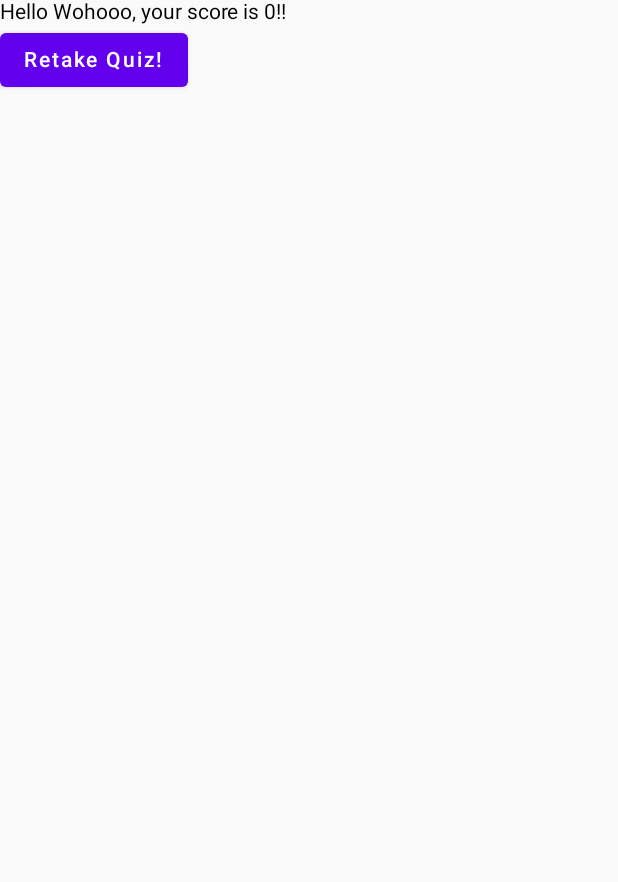
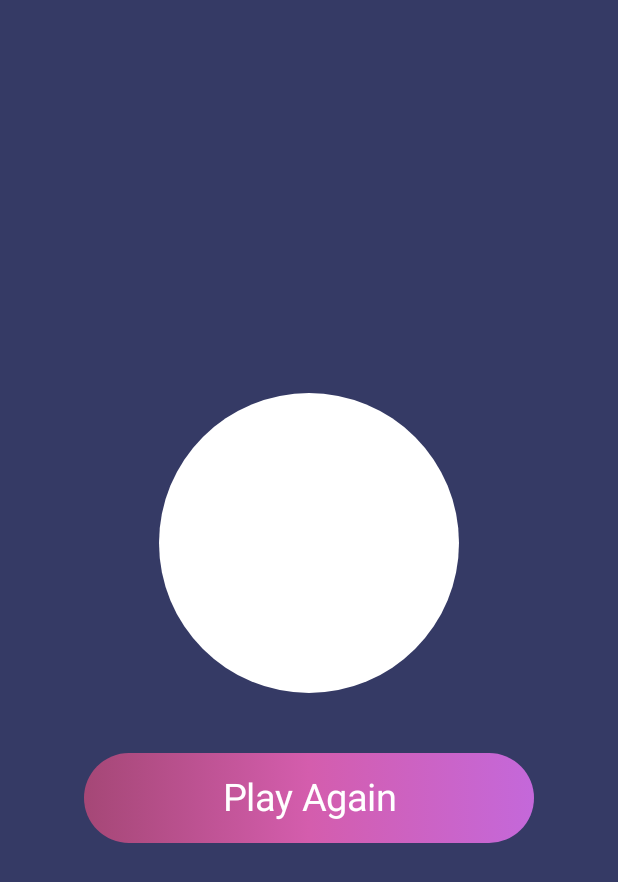
Before and after one commit to gradeup/squadgames, an Android app built with Jetpack Compose: the ResultScreen screen opened directly, with no data from a screen before it, on a phone screen of 412 x 824 dp. Shown: the top 882 px of the screen. Run offline under Robolectric (Android 15) with nearby library versions, the phone set to English and light mode, and no system bars.

Commit message:
start nd end screen added

```diff
--- a/app/src/main/java/com/example/myapplication/ResultScreen.kt
+++ b/app/src/main/java/com/example/myapplication/ResultScreen.kt
@@ -5,14 +5,22 @@ import android.content.Intent
 import android.os.Bundle
 import androidx.activity.ComponentActivity
 import androidx.activity.compose.setContent
+import androidx.compose.foundation.background
 import androidx.compose.foundation.clickable
-import androidx.compose.foundation.layout.Column
+import androidx.compose.foundation.layout.*
+import androidx.compose.foundation.shape.CircleShape
+import androidx.compose.foundation.shape.RoundedCornerShape
 import androidx.compose.material.Button
 import androidx.compose.material.Text
 import androidx.compose.runtime.Composable
+import androidx.compose.ui.Alignment
 import androidx.compose.ui.Modifier
+import androidx.compose.ui.graphics.Brush
+import androidx.compose.ui.graphics.Color
 import androidx.compose.ui.platform.LocalContext
 import androidx.compose.ui.tooling.preview.Preview
+import androidx.compose.ui.unit.dp
+import androidx.compose.ui.unit.sp
 import com.example.myapplication.ui.theme.MyApplicationTheme
 
 class ResultScreen : ComponentActivity() {
@@ -20,34 +28,50 @@ class ResultScreen : ComponentActivity() {
         super.onCreate(savedInstanceState)
         var score:Int;
         setContent {
-
             Column() {
                 score = intent.getIntExtra("score", 0)
-                Greeting("Wohooo, your score is $score!")
-                Reset("Retake Quiz")
+                val context = LocalContext.current
+                val activity = (LocalContext.current as? Activity)
+                Column(horizontalAlignment = Alignment.CenterHorizontally,
+                    verticalArrangement = Arrangement.Center,
+                    modifier = Modifier
+                        .fillMaxSize()
+                        .background(Color(0xFF353a65)),
+                ) {
+                    Box(modifier = Modifier
+                        .background(Color.White, shape = CircleShape)
+                        .height(200.dp)
+                        .width(200.dp)
+                    )
+                    Spacer(modifier = Modifier.height(40.dp))
+                    Box(modifier = Modifier
+                        .background(
+                            Brush.horizontalGradient(
+                                listOf(
+                                    Color(0xFFa54776),
+                                    Color(0xFFd45dad),
+                                    Color(0xFFc468da)
+                                )
+                            ), shape = RoundedCornerShape(50)
+                        )
+                        //.background(Color(0xFFea4c89), shape = RoundedCornerShape(50))
+                        .height(60.dp)
+                        .width(300.dp)
+                        .clickable {
+                            context.startActivity(
+                                Intent(context, MainActivity::class.java)
+                            )
+                            activity?.finish()
+                        }
+                    ){
+                        Text("Play Again", Modifier
+                            .align(Alignment.Center),
+                            color = Color.White,
+                            fontSize = 25.sp,
+                        )
+                    }
+                }
             }
         }
     }
 }
-
-@Composable
-fun Greeting(name: String) {
-    Text(text = "Hello $name!")
-}
-
-@Composable
-fun Reset(name: String) {
-//    val context = LocalContext.current
-    val activity = (LocalContext.current as? Activity)
-    Button(onClick = { activity?.finish() }) {
-        Text(text = "$name!")
-    }
-}
-
-@Preview(showBackground = true)
-@Composable
-fun DefaultPreview2() {
-    MyApplicationTheme {
-        Greeting("Android")
-    }
-}
```
Also changed, not shown: app/src/main/java/com/example/myapplication/MainActivity.kt (+71 -13 lines).
